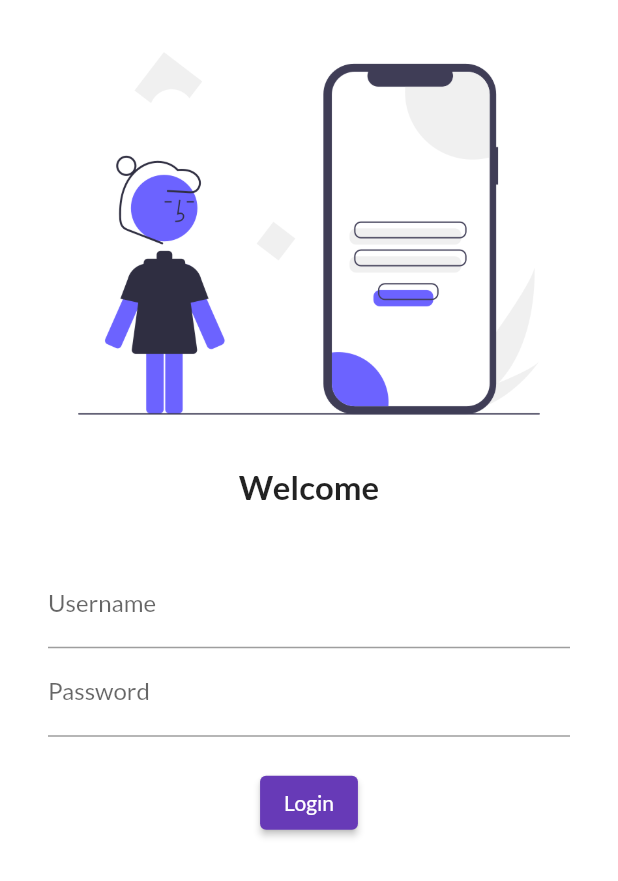
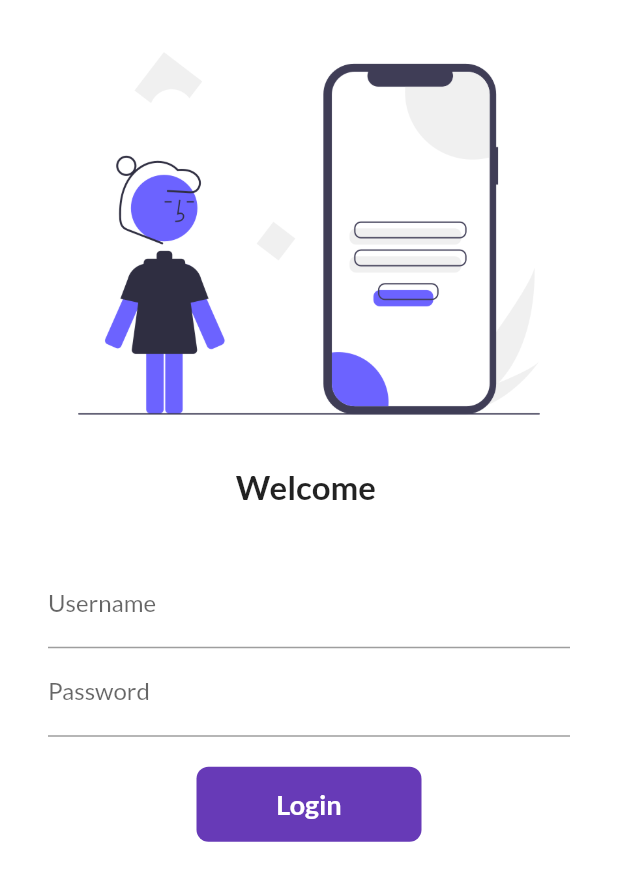
Before and after one commit to Spsden/shop_flutter, a Flutter app: the screen it shows after launch, on a phone screen of 412 x 824 dp. Shown: the top 881 px of the screen. Run offline on Flutter 3.47's test engine with Material 2 defaults, Android fonts, the phone set to English and light mode, and no system bars; our stand-ins replace google_fonts.

Commit message:
restarted development

```diff
--- a/lib/main.dart
+++ b/lib/main.dart
@@ -1,6 +1,7 @@
 import 'package:flutter/material.dart';
-import 'package:flutter_catalogue/pages/homepage.dart';
+import 'package:flutter_catalogue/pages/Homepage.dart';
 import 'package:flutter_catalogue/pages/LoginPage.dart';
+import 'package:flutter_catalogue/utils/routes.dart';
 import 'package:google_fonts/google_fonts.dart';
 
 void main() {
@@ -13,13 +14,15 @@ class MyApp extends StatelessWidget {
     return MaterialApp(
       themeMode: ThemeMode.light,
       darkTheme: ThemeData(brightness: Brightness.dark),
-      theme: ThemeData(primarySwatch: Colors.deepPurple,
-      fontFamily: GoogleFonts.lato().fontFamily,),
+      theme: ThemeData(
+        primarySwatch: Colors.deepPurple,
+        fontFamily: GoogleFonts.lato().fontFamily,
+      ),
       //initialRoute: "/home",
       routes: {
         "/": (context) => LoginPage(),
-        "/home": (context) => Homepage(),
-        "/login": (context) => LoginPage(),
+        MyRoutes.homeRoute: (context) => Homepage(),
+        MyRoutes.loginRoute: (context) => LoginPage(),
       },
     );
   }
--- a/lib/pages/LoginPage.dart
+++ b/lib/pages/LoginPage.dart
@@ -1,27 +1,38 @@
 import 'package:flutter/material.dart';
+import 'package:flutter_catalogue/utils/routes.dart';
 
-class LoginPage extends StatelessWidget {
+class LoginPage extends StatefulWidget {
+  @override
+  State<LoginPage> createState() => _LoginPageState();
+}
 
+class _LoginPageState extends State<LoginPage> {
+  String name = "";
+  bool changeButton = false;
   @override
   Widget build(BuildContext context) {
     return Material(
         color: Colors.white,
+        child: SingleChildScrollView(
           child: Column(
-        children:[
-          Image.asset("assets/images/loginimage.png",
-          fit: BoxFit.cover,),
-
-          Text("Welcome",
+            children: [
+              Image.asset(
+                "assets/images/loginimage.png",
+                fit: BoxFit.cover,
+              ),
+              Text(
+                "Welcome $name",
                 style: TextStyle(
                   fontSize: 22,
                   fontWeight: FontWeight.bold,
-          ),),
-
+                ),
+              ),
               SizedBox(
                 height: 20,
               ),
               Padding(
-        padding: const EdgeInsets.symmetric(vertical: 16.0,horizontal: 32.0),
+                padding: const EdgeInsets.symmetric(
+                    vertical: 16.0, horizontal: 32.0),
                 child: Column(
                   children: [
                     TextFormField(
@@ -29,8 +40,11 @@ class LoginPage extends StatelessWidget {
                         hintText: "Enter username",
                         labelText: "Username",
                       ),
+                      onChanged: (value) {
+                        name = value;
+                        setState(() {});
+                      },
                     ),
-
                     TextFormField(
                       obscureText: true,
                       decoration: InputDecoration(
@@ -42,18 +56,47 @@ class LoginPage extends StatelessWidget {
                       height: 20,
                     ),
 
-          ElevatedButton(
-            child: Text("Login"),
-            style: TextButton.styleFrom(),
-            onPressed: () {},)
+                    InkWell(
+                      onTap: () async {
+                        setState(() {
+                          changeButton = true;
+                        });
 
+                        await Future.delayed(Duration(seconds: 1));
+                        Navigator.pushNamed(context, MyRoutes.homeRoute);
+                      },
+                      child: AnimatedContainer(
+                        duration: Duration(seconds: 1),
+                        width: changeButton ? 50 : 150,
+                        height: 50,
+                        alignment: Alignment.center,
+                        child: changeButton
+                            ? Icon(Icons.done)
+                            : Text(
+                                "Login",
+                                style: TextStyle(
+                                    color: Colors.white,
+                                    fontWeight: FontWeight.bold,
+                                    fontSize: 18),
+                              ),
+                        decoration: BoxDecoration(
+                            color: Colors.deepPurple,
+                            borderRadius:
+                                BorderRadius.circular(changeButton ? 50 : 8)),
+                      ),
+                    )
+                    // ElevatedButton(
+                    //   child: Text("Login"),
+                    //   style: TextButton.styleFrom(minimumSize: Size(150, 40)),
+                    //   onPressed: () {
+                    //
+                    //   },
+                    // )
                   ],
                 ),
               )
-
             ],
+          ),
         ));
-
-
   }
 }
--- /dev/null
+++ b/lib/utils/routes.dart
@@ -0,0 +1,4 @@
+class MyRoutes {
+  static String loginRoute = "/login";
+  static String homeRoute = "/home";
+}
```
Also changed, not shown: pubspec.lock. Lines whose indentation alone changed are shown as unchanged.
